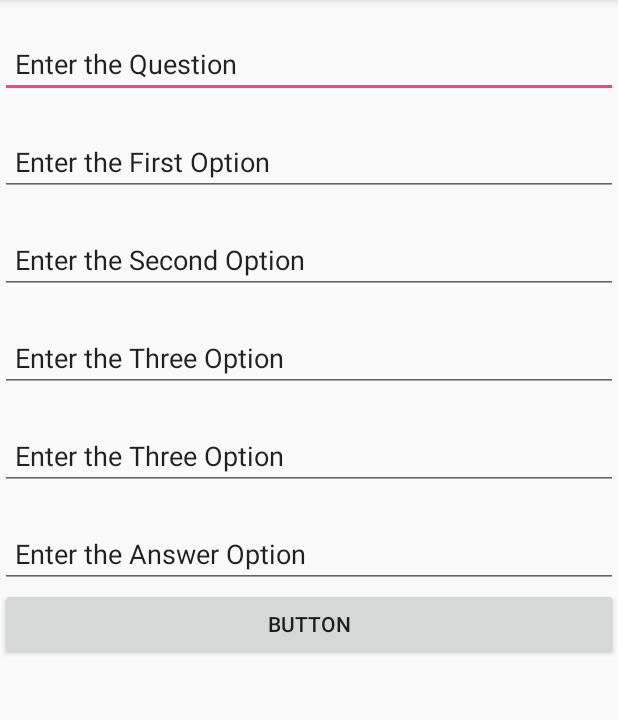
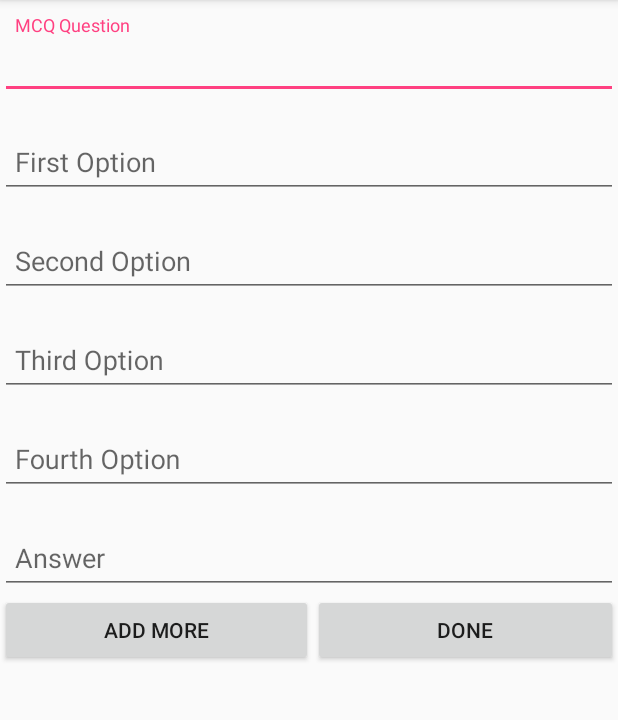
Before and after one commit to jawadhassan/Quizica, an Android app: the McqMakerFragment screen opened directly, with no data from a screen before it, on a phone screen of 412 x 824 dp, the part 84-804 px from its top. Run offline under Robolectric (Android 15) with nearby library versions, the phone set to English and light mode, and no system bars; our stand-ins replace Firebase (no records; nobody signed in at launch, a user with empty details on screens opened directly).

```diff
--- a/app/build.gradle
+++ b/app/build.gradle
@@ -29,6 +29,7 @@ dependencies {
     compile 'com.android.support:support-v4:25.1.0'
     compile 'com.google.firebase:firebase-database:10.0.1'
     testCompile 'junit:junit:4.12'
+    compile 'com.android.support:design:25.1.0'
 }
 
 
--- a/app/src/main/java/com/example/hamid_pc/quizica/McqMakerFragment.java
+++ b/app/src/main/java/com/example/hamid_pc/quizica/McqMakerFragment.java
@@ -2,15 +2,19 @@ package com.example.hamid_pc.quizica;
 
 import android.os.Bundle;
 import android.support.annotation.Nullable;
+import android.support.design.widget.TextInputLayout;
 import android.support.v4.app.Fragment;
 import android.view.LayoutInflater;
 import android.view.View;
 import android.view.ViewGroup;
+import android.view.animation.Animation;
+import android.view.animation.AnimationUtils;
 import android.widget.Button;
 import android.widget.EditText;
 
 import com.google.firebase.database.DatabaseReference;
 import com.google.firebase.database.FirebaseDatabase;
+
 
 /**
  * Created by Hamid-PC on 1/11/2017.
@@ -18,15 +22,22 @@ import com.google.firebase.database.FirebaseDatabase;
 
 public class McqMakerFragment extends Fragment {
 
+    Animation animShake;
     private FirebaseDatabase mFirebaseDatabase;
     private DatabaseReference mDatabaseReference;
-    private EditText editText;
-    private EditText edittTextOne;
-    private EditText editTextTwo;
-    private EditText editTextThree;
-    private EditText editTextFour;
+    private EditText editTextQuestion;
+    private EditText edittTextOptionOne;
+    private EditText editTextOptionTwo;
+    private EditText editTextOptionThree;
+    private EditText editTextOptionFour;
     private EditText editTextAnswer;
-    private Button button;
+    private TextInputLayout layoutQuestion;
+    private TextInputLayout layoutOptionOne;
+    private TextInputLayout layoutOptionTwo;
+    private TextInputLayout layoutOptionThree;
+    private TextInputLayout layoutOptioFour;
+    private TextInputLayout layoutAnswer;
+    private Button publishButton;
 
     @Override
     public void onCreate(@Nullable Bundle savedInstanceState) {
@@ -40,20 +51,34 @@ public class McqMakerFragment extends Fragment {
     @Override
     public View onCreateView(LayoutInflater inflater, @Nullable ViewGroup container, @Nullable Bundle savedInstanceState) {
         View v = inflater.inflate(R.layout.fragment_mcq_maker, container, false);
-        editText = (EditText) v.findViewById(R.id.view_edittext_question);
-        edittTextOne = (EditText) v.findViewById(R.id.view_edittext_optionOne);
-        editTextTwo = (EditText) v.findViewById(R.id.view_edittext_optionTwo);
-        editTextThree = (EditText) v.findViewById(R.id.view_edittext_optionThree);
-        editTextFour = (EditText) v.findViewById(R.id.view_edittext_optionFour);
+        editTextQuestion = (EditText) v.findViewById(R.id.view_edittext_question);
+        edittTextOptionOne = (EditText) v.findViewById(R.id.view_edittext_optionOne);
+        editTextOptionTwo = (EditText) v.findViewById(R.id.view_edittext_optionTwo);
+        editTextOptionThree = (EditText) v.findViewById(R.id.view_edittext_optionThree);
+        editTextOptionFour = (EditText) v.findViewById(R.id.view_edittext_optionFour);
         editTextAnswer = (EditText) v.findViewById(R.id.view_edittext_answer);
-        button = (Button) v.findViewById(R.id.button_publish);
 
-        button.setOnClickListener(new View.OnClickListener() {
+
+        layoutQuestion = (TextInputLayout) v.findViewById(R.id.view_edittext_layout_question);
+        layoutQuestion = (TextInputLayout) v.findViewById(R.id.view_edittext_layout_optionOne);
+        layoutQuestion = (TextInputLayout) v.findViewById(R.id.view_edittext_layout_optionTwo);
+        layoutQuestion = (TextInputLayout) v.findViewById(R.id.view_edittext_layout_optionThree);
+        layoutQuestion = (TextInputLayout) v.findViewById(R.id.view_edittext_layout_optionFour);
+        layoutQuestion = (TextInputLayout) v.findViewById(R.id.view_edittext_layout_optionAnswer);
+
+
+        animShake = AnimationUtils.loadAnimation(getContext(), R.anim.shake);
+
+
+        publishButton = (Button) v.findViewById(R.id.button_publish);
+
+        publishButton.setOnClickListener(new View.OnClickListener() {
             @Override
             public void onClick(View v) {
-                Question question = new Question(editText.getText().toString(), edittTextOne.getText().toString(), editTextTwo.getText().toString(), editTextThree.getText().toString(), editTextFour.getText().toString(), editTextAnswer.getText().toString());
-                //Question question = new Question(editText.getText().toString());
-                mDatabaseReference.push().setValue(question);
+                //Question question = new Question(editTextQuestion.getText().toString(), edittTextOptionOne.getText().toString(), editTextOptionTwo.getText().toString(), editTextOptionThree.getText().toString(), editTextOptionFour.getText().toString(), editTextAnswer.getText().toString());
+                //Question question = new Question(editTextQuestion.getText().toString());
+                //mDatabaseReference.push().setValue(question);
+                submitForm();
             }
         });
 
@@ -61,4 +86,10 @@ public class McqMakerFragment extends Fragment {
     }
 
 
+    public void submitForm() {
+        // Toast.makeText(getContext(),"Successful",Toast.LENGTH_LONG).show();
+
+    }
+
+
 }
--- a/app/src/main/java/com/example/hamid_pc/quizica/questionTypeFragment.java
+++ b/app/src/main/java/com/example/hamid_pc/quizica/questionTypeFragment.java
@@ -8,6 +8,9 @@ import android.view.LayoutInflater;
 import android.view.View;
 import android.view.ViewGroup;
 import android.widget.Button;
+import android.widget.Toast;
+
+import static android.app.Activity.RESULT_OK;
 
 /**
  * Created by Hamid-PC on 1/11/2017.
@@ -16,7 +19,7 @@ import android.widget.Button;
 public class QuestionTypeFragment extends Fragment {
 
 
-
+    static final int ADD_QUESTION_REQUEST = 1;
 
     @Override
     public void onCreate(@Nullable Bundle savedInstanceState) {
@@ -33,9 +36,19 @@ public class QuestionTypeFragment extends Fragment {
             @Override
             public void onClick(View v) {
                 Intent i = McqMakerActivity.newIntent(getContext());
-                startActivity(i);
+                startActivityForResult(i, ADD_QUESTION_REQUEST);
             }
         });
         return v;
     }
+
+    @Override
+    public void onActivityResult(int requestCode, int resultCode, Intent data) {
+        super.onActivityResult(requestCode, resultCode, data);
+        if (requestCode == ADD_QUESTION_REQUEST) {
+            if (resultCode == RESULT_OK) {
+                Toast.makeText(getContext(), "Question Added", Toast.LENGTH_SHORT).show();
+            }
+        }
+    }
 }
--- a/app/src/main/res/layout/fragment_mcq_maker.xml
+++ b/app/src/main/res/layout/fragment_mcq_maker.xml
@@ -5,70 +5,129 @@
     android:layout_height="match_parent"
     android:orientation="vertical">
 
+    <android.support.design.widget.TextInputLayout
+        android:id="@+id/view_edittext_layout_question"
+        android:layout_width="match_parent"
+        android:layout_height="wrap_content"
+        android:layout_centerHorizontal="true"
+        android:layout_marginTop="10dp">
     <EditText
         android:id="@+id/view_edittext_question"
         android:layout_width="match_parent"
         android:layout_height="wrap_content"
         android:layout_marginTop="20dp"
         android:ems="10"
+        android:hint="@string/mcqmaker_edittext"
         android:inputType="textPersonName"
-        android:paddingLeft="10dp"
-        android:text="@string/mcqmaker_edittext" />
+        android:paddingLeft="10dp" />
+    </android.support.design.widget.TextInputLayout>
 
-    <EditText
+    <android.support.design.widget.TextInputLayout
+        android:id="@+id/view_edittext_layout_optionOne"
+        android:layout_width="match_parent"
+        android:layout_height="wrap_content"
+        android:layout_centerHorizontal="true"
+        android:layout_marginTop="10dp">
+
+        <EditText
         android:id="@+id/view_edittext_optionOne"
         android:layout_width="match_parent"
         android:layout_height="wrap_content"
         android:layout_marginTop="20dp"
         android:ems="10"
+            android:hint="@string/mcqmaker_edittextone"
         android:inputType="textPersonName"
-        android:paddingLeft="10dp"
-        android:text="@string/mcqmaker_edittextone" />
+            android:paddingLeft="10dp" />
+    </android.support.design.widget.TextInputLayout>
 
+    <android.support.design.widget.TextInputLayout
+        android:id="@+id/view_edittext_layout_optionTwo"
+        android:layout_width="match_parent"
+        android:layout_height="wrap_content"
+        android:layout_centerHorizontal="true"
+        android:layout_marginTop="10dp">
     <EditText
         android:id="@+id/view_edittext_optionTwo"
         android:layout_width="match_parent"
         android:layout_height="wrap_content"
         android:layout_marginTop="20dp"
         android:ems="10"
+        android:hint="@string/mcqmaker_edittexttwo"
         android:inputType="textPersonName"
-        android:paddingLeft="10dp"
-        android:text="@string/mcqmaker_edittexttwo" />
+        android:paddingLeft="10dp" />
+    </android.support.design.widget.TextInputLayout>
 
+    <android.support.design.widget.TextInputLayout
+        android:id="@+id/view_edittext_layout_optionThree"
+        android:layout_width="match_parent"
+        android:layout_height="wrap_content"
+        android:layout_centerHorizontal="true"
+        android:layout_marginTop="10dp">
     <EditText
         android:id="@+id/view_edittext_optionThree"
         android:layout_width="match_parent"
         android:layout_height="wrap_content"
         android:layout_marginTop="20dp"
         android:ems="10"
+        android:hint="@string/mcqmaker_edittextthree"
         android:inputType="textPersonName"
-        android:paddingLeft="10dp"
-        android:text="@string/mcqmaker_edittextthree" />
+        android:paddingLeft="10dp" />
+    </android.support.design.widget.TextInputLayout>
 
+
+    <android.support.design.widget.TextInputLayout
+        android:id="@+id/view_edittext_layout_optionFour"
+        android:layout_width="match_parent"
+        android:layout_height="wrap_content"
+        android:layout_centerHorizontal="true"
+        android:layout_marginTop="10dp">
     <EditText
         android:id="@+id/view_edittext_optionFour"
         android:layout_width="match_parent"
         android:layout_height="wrap_content"
         android:layout_marginTop="20dp"
         android:ems="10"
+        android:hint="@string/mcqmaker_edittextfour"
         android:inputType="textPersonName"
-        android:paddingLeft="10dp"
-        android:text="@string/mcqmaker_edittextfour" />
+        android:paddingLeft="10dp" />
 
+    </android.support.design.widget.TextInputLayout>
 
+    <android.support.design.widget.TextInputLayout
+        android:id="@+id/view_edittext_layout_optionAnswer"
+        android:layout_width="match_parent"
+        android:layout_height="wrap_content"
+        android:layout_centerHorizontal="true"
+        android:layout_marginTop="10dp">
     <EditText
         android:id="@+id/view_edittext_answer"
         android:layout_width="match_parent"
         android:layout_height="wrap_content"
         android:layout_marginTop="20dp"
         android:ems="10"
+        android:hint="@string/mcqmaker_edittextnswer"
         android:inputType="textPersonName"
-        android:paddingLeft="10dp"
-        android:text="@string/mcqmaker_edittextnswer" />
-    <Button
-        android:id="@+id/button_publish"
+        android:paddingLeft="10dp" />
+    </android.support.design.widget.TextInputLayout>
+
+    <LinearLayout
         android:layout_width="match_parent"
         android:layout_height="wrap_content"
-        android:text="Button"
-        tools:text="Publish" />
+        android:orientation="horizontal">
+
+        <Button
+            android:id="@+id/mcqmaker_buttonaddmore"
+            android:layout_width="wrap_content"
+            android:layout_height="wrap_content"
+            android:layout_weight="1"
+            android:text="@string/mcqmaker_buttonaddmore" />
+
+        <Button
+            android:id="@+id/button_publish"
+            android:layout_width="wrap_content"
+            android:layout_height="wrap_content"
+            android:layout_weight="1"
+            android:text="@string/mcqmaker_buttondone"
+            tools:text="Publish" />
+    </LinearLayout>
 </LinearLayout>
--- a/app/src/main/res/values/strings.xml
+++ b/app/src/main/res/values/strings.xml
@@ -6,10 +6,12 @@
     <string name="questiontype_option">Choose Question Type</string>
     <string name="questiontype_buttontext">Text</string>
     <string name="questiontype_buttonmcq">MCQ</string>
-    <string name="mcqmaker_edittext">Enter the Question</string>
-    <string name="mcqmaker_edittextone">Enter the First Option</string>
-    <string name="mcqmaker_edittexttwo">Enter the Second Option</string>
-    <string name="mcqmaker_edittextthree">Enter the Three Option</string>
-    <string name="mcqmaker_edittextfour">Enter the Three Option</string>
-    <string name="mcqmaker_edittextnswer">Enter the Answer Option</string>
+    <string name="mcqmaker_edittext">MCQ Question</string>
+    <string name="mcqmaker_edittextone">First Option</string>
+    <string name="mcqmaker_edittexttwo">Second Option</string>
+    <string name="mcqmaker_edittextthree">Third Option</string>
+    <string name="mcqmaker_edittextfour">Fourth Option</string>
+    <string name="mcqmaker_edittextnswer">Answer</string>
+    <string name="mcqmaker_buttondone">Done</string>
+    <string name="mcqmaker_buttonaddmore">Add More</string>
 </resources>
```
Also changed, not shown: app/src/main/res/anim/shake.xml (added, +39 -0 lines).
